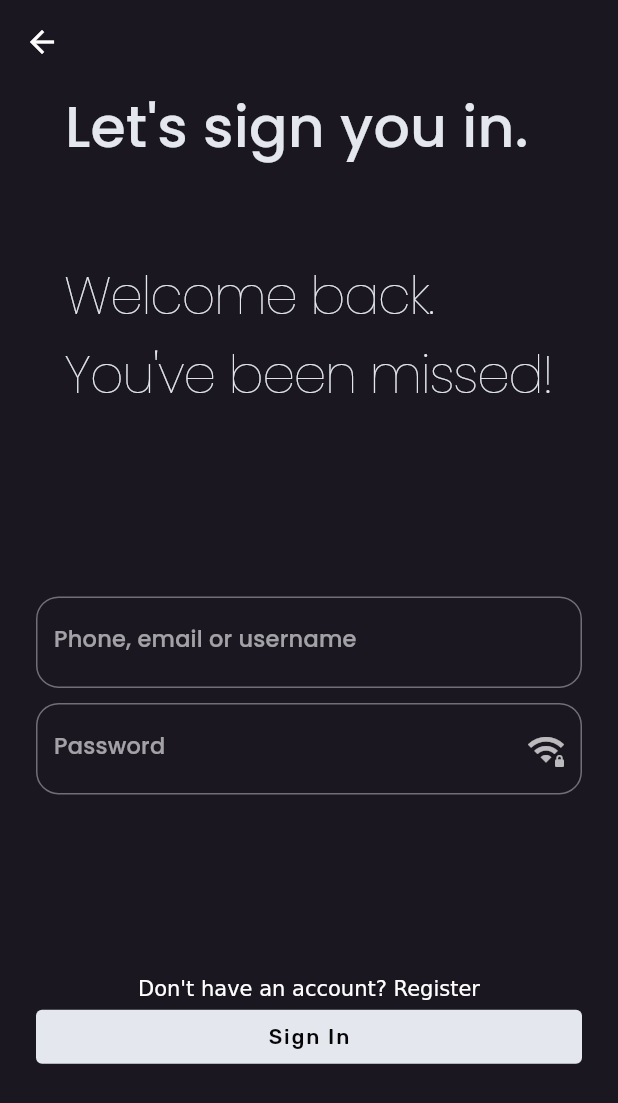
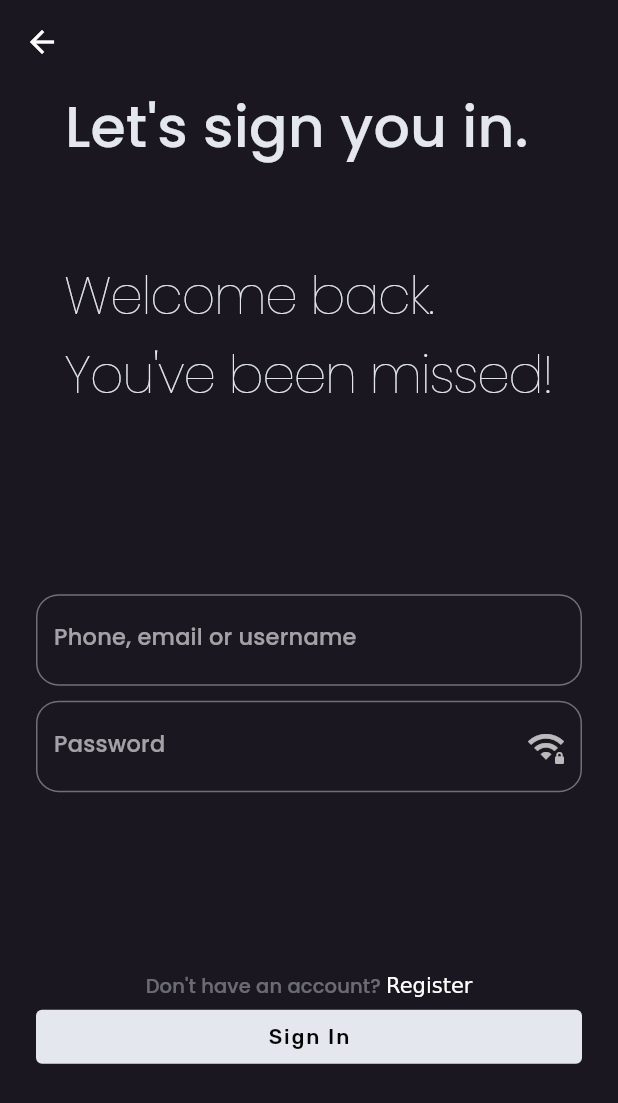
Before and after one commit to denniskenneth/daco_login_ui, a Flutter app: the screen it shows after launch, after a tap on "Sign In", on a phone screen of 412 x 824 dp. Shown: the top 1103 px of the screen. Run offline on Flutter 3.47's test engine with Material 2 defaults, Android fonts, the phone set to English and light mode, and no system bars; our stand-ins replace flutter_svg, google_fonts.

Commit message:
text styling updated for sign in page and register page created

```diff
--- a/lib/core/app.dart
+++ b/lib/core/app.dart
@@ -13,6 +13,7 @@ class DacoApp extends StatelessWidget {
       // color: Colors.black,
       theme: useDarkTheme(context),
       home: const HomePage(),
+
     );
   }
 }
--- a/lib/features/daco/presentation/pages/home.dart
+++ b/lib/features/daco/presentation/pages/home.dart
@@ -1,3 +1,4 @@
+import 'package:daco_login/features/daco/presentation/pages/register.dart';
 import 'package:daco_login/features/daco/presentation/pages/sign_in.dart';
 import 'package:daco_login/utils/theme.dart';
 import 'package:flutter/material.dart';
@@ -11,6 +12,7 @@ class HomePage extends StatelessWidget {
     var size = MediaQuery.of(context).size;
     var kHeight = size.height;
     var kWidth = size.width;
+    var kTextTheme = kDefaultTextTheme();
 
     final String assetName = 'assets/static/collaboration-team-svgrepo-com.svg';
 
@@ -27,40 +29,45 @@ class HomePage extends StatelessWidget {
         child: SafeArea(
           child: Column(
             children: [
-              SvgPicture.asset(assetName,
-                  color: null, semanticsLabel: 'A red up arrow'),
+              SvgPicture.asset(
+                  assetName,
+                  color: null,
+                  semanticsLabel: 'A red up arrow',
+                height: kHeight * 0.5,
+              ),
               Column(
                 children:  [
                   RichText(
                     textAlign: TextAlign.center,
                       text: TextSpan(
                         children: [
-                          TextSpan(text: 'Enterprise team\n'),
-                          TextSpan(text: 'collaboration')
+                          TextSpan(
+                              text: 'Enterprise team\ncollaboration.',
+                              style: kTextTheme.headline4,
+                          ),
+
                         ]
                       )
                   ),
-                  // Center(
-                  //   child: Text('collaboration.'),
-                  // ),
+
                 ],
               ),
               Padding(
-                padding: const EdgeInsets.only(top: 10.0),
-                child: Column(
-                  children: const [
-                    Center(
-                      child: Text('Bring together your files, your tools,',
-                        // textWidthBasis: TextWidthBasis.
-                      ),
-                    ),
-                    Center(
-                      child: Text('projects and people. Including a new'),
-                    ),
-                    Center(
-                      child: Text('mobile and desktop application'),
-                    ),
-                  ],
+                padding: const EdgeInsets.only(top: 20.0),
+                child: RichText(
+                  textAlign: TextAlign.center,
+                  text:  TextSpan(
+                    style: kTextTheme.bodyText1,
+                    children: [
+                      TextSpan(
+                        text: 'Bring together your files, your tools,\nprojects and people. Including a new\nmobile and desktop application',
+                        style: kTextTheme.bodyText1?.copyWith(
+                          letterSpacing: 0.1,
+                          height: 1.5
+                        )
+                      )
+                    ]
+                  ),
                 ),
               ),
               Expanded(
@@ -69,7 +76,7 @@ class HomePage extends StatelessWidget {
                   mainAxisAlignment: MainAxisAlignment.center,
                   children: [
                     TextButton(
-                        onPressed: () {},
+                        onPressed: () => Navigator.of(context).push(MaterialPageRoute(builder: (context) => const RegisterPage())),
                         style: TextButton.styleFrom(
                             backgroundColor: Colors.white,
                             textStyle: const TextStyle(
--- /dev/null
+++ b/lib/features/daco/presentation/pages/register.dart
@@ -0,0 +1,20 @@
+import 'package:flutter/material.dart';
+
+class RegisterPage extends StatelessWidget {
+  const RegisterPage({Key? key}) : super(key: key);
+
+  @override
+  Widget build(BuildContext context) {
+    return Scaffold(
+      body: SafeArea(
+        child: SingleChildScrollView(
+          child: Column(
+            children: const [
+              Text('Register Page')
+            ],
+          ),
+        )
+      ),
+    );
+  }
+}
--- a/lib/features/daco/presentation/pages/sign_in.dart
+++ b/lib/features/daco/presentation/pages/sign_in.dart
@@ -1,4 +1,5 @@
 import 'package:daco_login/utils/theme.dart';
+import 'package:flutter/gestures.dart';
 import 'package:flutter/material.dart';
 
 class SigninPage extends StatelessWidget {
@@ -9,9 +10,9 @@ class SigninPage extends StatelessWidget {
     var size = MediaQuery.of(context).size;
     var kHeight = size.height;
     var kWidth = size.width;
+    var kTextTheme = kDefaultTextTheme();
 
-    return SafeArea(
-        child: Scaffold(
+    return Scaffold(
         // backgroundColor: useDarkTheme(con).scaffoldBackgroundColor,
         appBar: AppBar(
           elevation: 0,
@@ -89,9 +90,18 @@ class SigninPage extends StatelessWidget {
                       // mainAxisAlignment: MainAxisAlignment.end,
                       children: [
                         RichText(
-                              text: const TextSpan(children: [
-                                TextSpan(text: 'Don\'t have an account? '),
-                                TextSpan(text: 'Register')
+                          text:  TextSpan(children: [
+                            TextSpan(
+                              text: 'Don\'t have an account? ',
+                              style: kTextTheme.subtitle2?.copyWith(
+                                color: Color(0xffe4e8ee).withOpacity(0.4),
+                              )
+                            ),
+                            TextSpan(
+                                text: 'Register',
+                                recognizer: TapGestureRecognizer()
+                                  ..onTap = () => print('Register'),
+                            )
                           ]),
                         ),
                         SizedBox(
@@ -108,6 +118,6 @@ class SigninPage extends StatelessWidget {
                   ],
                 ),
               ),
-                ))));
+            )));
   }
 }
--- a/lib/utils/theme.dart
+++ b/lib/utils/theme.dart
@@ -1,4 +1,5 @@
 import 'package:flutter/material.dart';
+import 'package:flutter/services.dart';
 import 'package:google_fonts/google_fonts.dart';
 
 // text theme for the application
@@ -38,10 +39,11 @@ TextTheme kDefaultTextTheme([Color textColor = Colors.black]) => TextTheme(
       fontWeight: FontWeight.w500,
       letterSpacing: 0.1),
   bodyText1: GoogleFonts.rubik(
-      color: textColor,
+      color: const Color(0xffBDC1C6).withOpacity(0.6),
       fontSize: 16,
       fontWeight: FontWeight.w400,
-      letterSpacing: 0.5),
+      letterSpacing: 0.5,
+  ),
   bodyText2: GoogleFonts.rubik(
       color: textColor,
       fontSize: 14,
@@ -67,6 +69,9 @@ TextTheme kDefaultTextTheme([Color textColor = Colors.black]) => TextTheme(
 ThemeData useDarkTheme(BuildContext context) => ThemeData.dark().copyWith(
   textTheme: kDefaultTextTheme(Colors.white),
   scaffoldBackgroundColor: const Color(0xff1A1720),
+  appBarTheme: const AppBarTheme(
+    systemOverlayStyle: SystemUiOverlayStyle.light
+  ),
   // colorScheme: const ColorScheme.dark().copyWith(
   //
   // )
```
Lines whose indentation alone changed are shown as unchanged.
